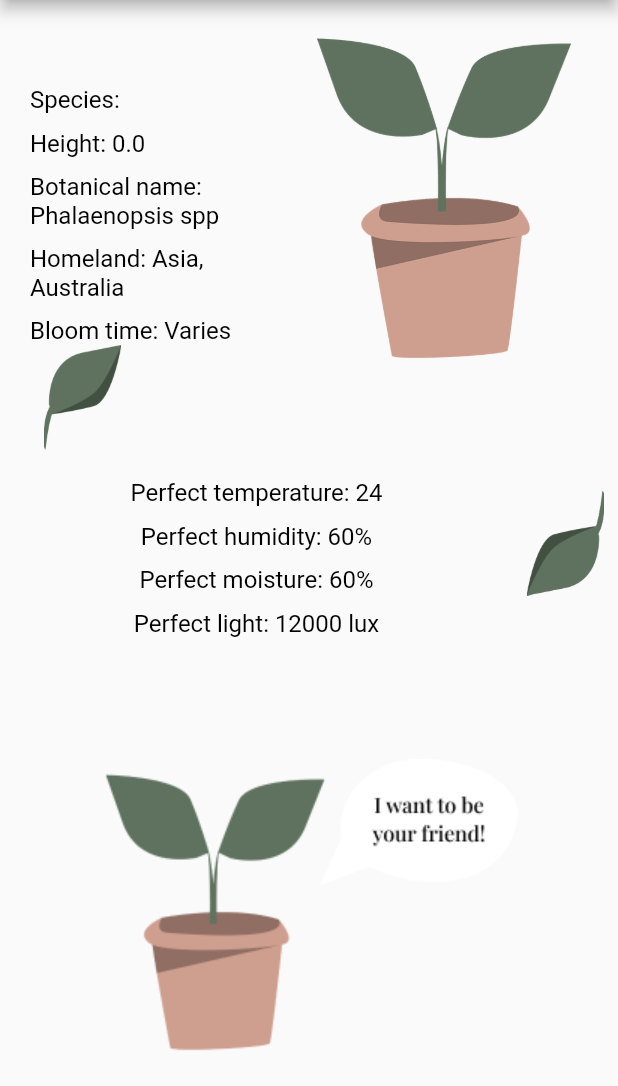
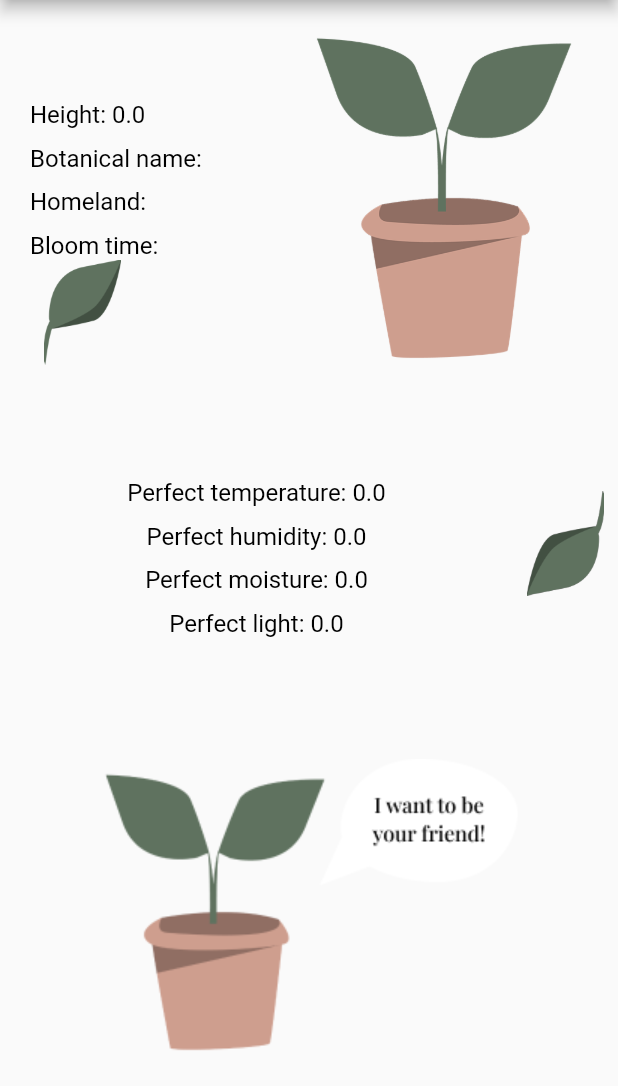
Before and after one commit to Adam1927/PlantStein, a Flutter app: the SpeciesDetailsPage screen opened directly with empty values, on a phone screen of 412 x 824 dp, the part 150-1236 px from its top. Run offline on Flutter 3.47's test engine with Material 2 defaults, Android fonts, the phone set to English and light mode, and no system bars; our stand-ins replace fl_chart, flutter_dotenv, google_fonts; network calls fail.

Commit message:
Implement species details screen #44

```diff
--- a/frontend/lib/species.dart
+++ b/frontend/lib/species.dart
@@ -1,5 +1,4 @@
 class Species {
-  final int id;
   final String name;
   final String homeland;
   final double perfectTemperature;
@@ -11,7 +10,7 @@ class Species {
   final double maxHeight;
 
   const Species(
-      {required this.id,
+      {
       required this.name,
       required this.homeland,
       required this.perfectTemperature,
@@ -23,7 +22,6 @@ class Species {
       required this.botanicalName});
 
   factory Species.fromJson(Map<String, dynamic> json) => Species(
-        id: json['id'],
         name: json['name'],
         homeland: json['homeland'],
         maxHeight: json['maxHeight'],
@@ -36,7 +34,6 @@ class Species {
       );
 
   Map<String, dynamic> toJson() => {
-        'id': id,
         'title': name,
         'homeland': homeland,
         'perfectTemperature': perfectTemperature,
--- a/frontend/lib/species_details.dart
+++ b/frontend/lib/species_details.dart
@@ -48,28 +48,24 @@ class SpeciesDetailsPage extends StatelessWidget {
                         ),
                       ),
                       const SizedBox(height: 10),
-                      Text(
-                        'Species: ${species.name}',
-                        style: TextStyle(fontSize: 16, color: Colors.black),
-                      ),
                       const SizedBox(height: 10),
                       Text(
                         'Height: ${species.maxHeight}',
                         style: TextStyle(fontSize: 16, color: Colors.black),
                       ),
                       const SizedBox(height: 10),
-                      const Text(
-                        'Botanical name: Phalaenopsis spp',
+                      Text(
+                        'Botanical name: ${species.botanicalName}',
                         style: TextStyle(fontSize: 16, color: Colors.black),
                       ),
                       const SizedBox(height: 10),
-                      const Text(
-                        'Homeland: Asia, Australia',
+                      Text(
+                        'Homeland: ${species.homeland}',
                         style: TextStyle(fontSize: 16, color: Colors.black),
                       ),
                       const SizedBox(height: 10),
-                      const Text(
-                        'Bloom time: Varies',
+                      Text(
+                        'Bloom time: ${species.bloomTime}',
                         style: TextStyle(fontSize: 16, color: Colors.black),
                       ),
                       Row(
@@ -120,28 +116,28 @@ class SpeciesDetailsPage extends StatelessWidget {
               crossAxisAlignment: CrossAxisAlignment.center,
               children: [
                 const SizedBox(width: 20),
-                const Expanded(
+                Expanded(
                   child: Column(
                     mainAxisAlignment: MainAxisAlignment.center,
                     children: [
                       SizedBox(height: 20),
                       Text(
-                        'Perfect temperature: 24',
+                        'Perfect temperature: ${species.perfectTemperature}',
                         style: TextStyle(fontSize: 16, color: Colors.black),
                       ),
                       SizedBox(height: 10),
                       Text(
-                        'Perfect humidity: 60%',
+                        'Perfect humidity: ${species.perfectHumidity}',
                         style: TextStyle(fontSize: 16, color: Colors.black),
                       ),
                       SizedBox(height: 10),
                       Text(
-                        'Perfect moisture: 60%',
+                        'Perfect moisture: ${species.perfectMoisture}',
                         style: TextStyle(fontSize: 16, color: Colors.black),
                       ),
                       SizedBox(height: 10),
                       Text(
-                        'Perfect light: 12000 lux',
+                        'Perfect light: ${species.perfectLight}',
                         style: TextStyle(fontSize: 16, color: Colors.black),
                       ),
                     ],
```
Also changed, not shown: frontend/lib/plant_catalogue.dart (+41 -14 lines), 1 other file.
